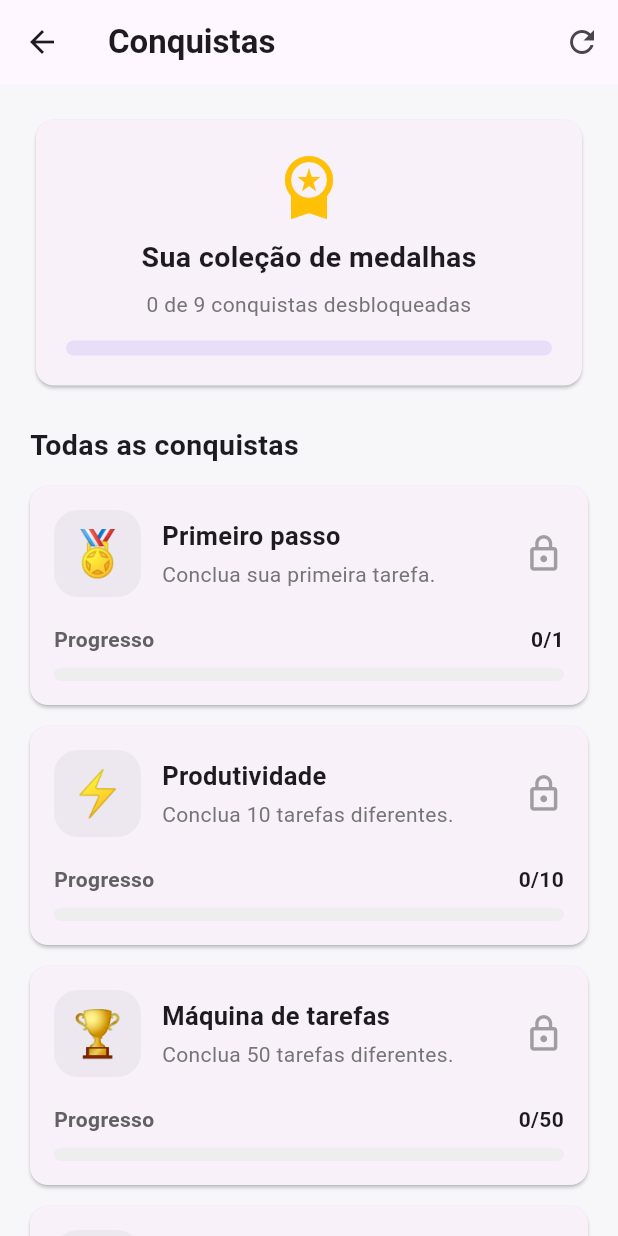
After one commit to txlio/Imeta, a Flutter app: the ConquistasPage screen opened directly, after a tap on the "refresh" icon, on a phone screen of 412 x 824 dp. The commit adds this screen. Run offline on Flutter 3.47's test engine with Material 3 defaults, Android fonts, the phone set to English and light mode, and no system bars; our stand-ins replace flutter_local_notifications, flutter_timezone, shared_preferences, timezone; accounts and stored records are empty.

Commit message:
Implementa conquistas de metas, habitos e XP

```diff
--- /dev/null
+++ b/lib/screens/conquistas_page.dart
@@ -0,0 +1,279 @@
+
+import 'package:flutter/material.dart';
+
+import '../models/conquista.dart';
+import '../services/conquista_service.dart';
+import '../services/storage_service.dart';
+import '../services/xp_service.dart';
+
+class ConquistasPage extends StatefulWidget {
+  const ConquistasPage({super.key});
+
+  @override
+  State<ConquistasPage> createState() => _ConquistasPageState();
+}
+
+class _ConquistasPageState extends State<ConquistasPage> {
+  final ConquistaService _conquistaService = ConquistaService();
+  final StorageService _storage = StorageService();
+  final XpService _xpService = XpService();
+
+  List<Conquista> _conquistas = [];
+  bool _carregando = true;
+
+  @override
+  void initState() {
+    super.initState();
+    _carregarConquistas();
+  }
+
+  Future<void> _carregarConquistas() async {
+    try {
+      final tarefas = await _storage.carregarTarefas();
+      final metas = await _storage.carregarMetas();
+      final habitos = await _storage.carregarHabitos();
+      final xp = await _xpService.carregarXp();
+
+      final tarefasConcluidas =
+          tarefas.where((tarefa) => tarefa.concluida).length;
+
+      final metasConcluidas =
+          metas.where((meta) => meta.concluida).length;
+
+      int maiorSequencia = 0;
+
+      for (final habito in habitos) {
+        if (habito.sequencia > maiorSequencia) {
+          maiorSequencia = habito.sequencia;
+        }
+      }
+
+      final nivel = _xpService.calcularNivel(xp);
+
+      final conquistas =
+          await _conquistaService.carregarConquistas(
+        tarefasConcluidas: tarefasConcluidas,
+        diasSequencia: maiorSequencia,
+        metasConcluidas: metasConcluidas,
+        xp: xp,
+        nivel: nivel,
+      );
+
+      if (!mounted) return;
+
+      setState(() {
+        _conquistas = conquistas;
+        _carregando = false;
+      });
+    } catch (e) {
+      if (!mounted) return;
+
+      setState(() {
+        _carregando = false;
+      });
+
+      ScaffoldMessenger.of(context).showSnackBar(
+        SnackBar(
+          content: Text('Erro ao carregar conquistas: $e'),
+        ),
+      );
+    }
+  }
+
+  Widget _construirCard(Conquista conquista) {
+    final desbloqueada = conquista.desbloqueada;
+
+    return Card(
+      margin: const EdgeInsets.only(bottom: 14),
+      elevation: 1,
+      child: Padding(
+        padding: const EdgeInsets.all(16),
+        child: Column(
+          crossAxisAlignment: CrossAxisAlignment.start,
+          children: [
+            Row(
+              children: [
+                Container(
+                  width: 58,
+                  height: 58,
+                  alignment: Alignment.center,
+                  decoration: BoxDecoration(
+                    color: desbloqueada
+                        ? Colors.amber.withValues(alpha: 0.15)
+                        : Colors.grey.withValues(alpha: 0.12),
+                    borderRadius: BorderRadius.circular(16),
+                  ),
+                  child: Text(
+                    conquista.emoji,
+                    style: TextStyle(
+                      fontSize: 30,
+                      color: desbloqueada ? null : Colors.grey,
+                    ),
+                  ),
+                ),
+
+                const SizedBox(width: 14),
+
+                Expanded(
+                  child: Column(
+                    crossAxisAlignment: CrossAxisAlignment.start,
+                    children: [
+                      Text(
+                        conquista.titulo,
+                        style: const TextStyle(
+                          fontSize: 17,
+                          fontWeight: FontWeight.bold,
+                        ),
+                      ),
+                      const SizedBox(height: 4),
+                      Text(
+                        conquista.descricao,
+                        style: TextStyle(
+                          color: Colors.grey.shade600,
+                        ),
+                      ),
+                    ],
+                  ),
+                ),
+
+                Icon(
+                  desbloqueada
+                      ? Icons.verified
+                      : Icons.lock_outline,
+                  color: desbloqueada
+                      ? Colors.amber.shade800
+                      : Colors.grey,
+                  size: 27,
+                ),
+              ],
+            ),
+
+            const SizedBox(height: 18),
+
+            Row(
+              mainAxisAlignment: MainAxisAlignment.spaceBetween,
+              children: [
+                Text(
+                  desbloqueada ? 'Desbloqueada' : 'Progresso',
+                  style: TextStyle(
+                    fontWeight: FontWeight.bold,
+                    color: desbloqueada
+                        ? Colors.green
+                        : Colors.grey.shade700,
+                  ),
+                ),
+                Text(
+                  '${conquista.progresso}/${conquista.objetivo}',
+                  style: const TextStyle(
+                    fontWeight: FontWeight.bold,
+                  ),
+                ),
+              ],
+            ),
+
+            const SizedBox(height: 9),
+
+            ClipRRect(
+              borderRadius: BorderRadius.circular(10),
+              child: LinearProgressIndicator(
+                value: conquista.percentual,
+                minHeight: 9,
+                backgroundColor: Colors.grey.shade200,
+                valueColor: AlwaysStoppedAnimation<Color>(
+                  desbloqueada ? Colors.green : Colors.deepPurple,
+                ),
+              ),
+            ),
+          ],
+        ),
+      ),
+    );
+  }
+
+  @override
+  Widget build(BuildContext context) {
+    final desbloqueadas =
+        _conquistas.where((c) => c.desbloqueada).length;
+
+    return Scaffold(
+      appBar: AppBar(
+        title: const Text(
+          'Conquistas',
+          style: TextStyle(fontWeight: FontWeight.bold),
+        ),
+        actions: [
+          IconButton(
+            onPressed: _carregarConquistas,
+            icon: const Icon(Icons.refresh),
+            tooltip: 'Atualizar conquistas',
+          ),
+        ],
+      ),
+
+      body: _carregando
+          ? const Center(
+              child: CircularProgressIndicator(),
+            )
+          : RefreshIndicator(
+              onRefresh: _carregarConquistas,
+              child: ListView(
+                padding: const EdgeInsets.all(20),
+                children: [
+                  Card(
+                    child: Padding(
+                      padding: const EdgeInsets.all(20),
+                      child: Column(
+                        children: [
+                          const Icon(
+                            Icons.workspace_premium,
+                            size: 48,
+                            color: Colors.amber,
+                          ),
+                          const SizedBox(height: 10),
+                          const Text(
+                            'Sua coleção de medalhas',
+                            style: TextStyle(
+                              fontSize: 19,
+                              fontWeight: FontWeight.bold,
+                            ),
+                          ),
+                          const SizedBox(height: 8),
+                          Text(
+                            '$desbloqueadas de ${_conquistas.length} conquistas desbloqueadas',
+                            textAlign: TextAlign.center,
+                            style: TextStyle(
+                              color: Colors.grey.shade600,
+                            ),
+                          ),
+                          const SizedBox(height: 14),
+                          LinearProgressIndicator(
+                            value: _conquistas.isEmpty
+                                ? 0
+                                : desbloqueadas / _conquistas.length,
+                            minHeight: 10,
+                            borderRadius: BorderRadius.circular(10),
+                          ),
+                        ],
+                      ),
+                    ),
+                  ),
+
+                  const SizedBox(height: 22),
+
+                  const Text(
+                    'Todas as conquistas',
+                    style: TextStyle(
+                      fontSize: 19,
+                      fontWeight: FontWeight.bold,
+                    ),
+                  ),
+
+                  const SizedBox(height: 14),
+
+                  ..._conquistas.map(_construirCard),
+                ],
+              ),
+            ),
+    );
+  }
+}
--- a/lib/screens/tarefas_page.dart
+++ b/lib/screens/tarefas_page.dart
@@ -4,6 +4,7 @@ import 'package:flutter/material.dart';
 import '../models/tarefa.dart';
 import '../services/storage_service.dart';
 import '../services/xp_service.dart';
+import '../services/conquista_service.dart';
 
 class TarefasPage extends StatefulWidget {
   const TarefasPage({super.key});
@@ -15,6 +16,7 @@ class TarefasPage extends StatefulWidget {
 class _TarefasPageState extends State<TarefasPage> {
   final StorageService _storage = StorageService();
   final XpService _xpService = XpService();
+  final ConquistaService _conquistaService = ConquistaService();
 
   List<Tarefa> _tarefas = [];
 
@@ -64,6 +66,13 @@ class _TarefasPageState extends State<TarefasPage> {
 
   Future<void> _carregarTarefas() async {
     final tarefasSalvas = await _storage.carregarTarefas();
+
+    await _conquistaService.inicializarHistoricoTarefas(
+      tarefasSalvas
+          .where((tarefa) => tarefa.concluida)
+          .map((tarefa) => tarefa.id)
+          .toList(),
+    );
 
     if (!mounted) return;
 
@@ -314,6 +323,10 @@ class _TarefasPageState extends State<TarefasPage> {
       await _xpService.adicionarXp(
         XpService.xpTarefa,
       );
+
+      // Conta esta tarefa apenas uma vez no histórico de conquistas.
+      // Reabrir e concluir novamente não duplica a contagem.
+      await _conquistaService.registrarTarefaConcluida(tarefa.id);
 
       if (mounted) {
         ScaffoldMessenger.of(context).showSnackBar(
--- a/lib/services/conquista_service.dart
+++ b/lib/services/conquista_service.dart
@@ -4,29 +4,95 @@ import '../models/conquista.dart';
 
 class ConquistaService {
   static const String _chaveConquistas = 'conquistas_desbloqueadas';
+  static const String _chaveTotalTarefas = 'conquistas_total_tarefas';
+  static const String _chaveIdsTarefas = 'conquistas_ids_tarefas_contabilizadas';
+  static const String _chaveIdsHabitos = 'conquistas_ids_habitos_contabilizados';
+  static const String _chaveMelhorSequenciaHabitos =
+      'conquistas_melhor_sequencia_habitos';
 
   Future<Set<String>> carregarDesbloqueadas() async {
     final prefs = await SharedPreferences.getInstance();
-
     return (prefs.getStringList(_chaveConquistas) ?? []).toSet();
   }
 
   Future<void> salvarDesbloqueada(String id) async {
     final prefs = await SharedPreferences.getInstance();
-
     final desbloqueadas = prefs.getStringList(_chaveConquistas) ?? [];
-
     if (!desbloqueadas.contains(id)) {
       desbloqueadas.add(id);
-
       await prefs.setStringList(_chaveConquistas, desbloqueadas);
     }
   }
 
   Future<bool> estaDesbloqueada(String id) async {
     final desbloqueadas = await carregarDesbloqueadas();
+    return desbloqueadas.contains(id);
+  }
 
-    return desbloqueadas.contains(id);
+  /// Migração única das tarefas que já estavam concluídas.
+  Future<void> inicializarHistoricoTarefas(
+    List<int> tarefasConcluidasIds,
+  ) async {
+    final prefs = await SharedPreferences.getInstance();
+    if (prefs.containsKey(_chaveTotalTarefas)) return;
+
+    final ids = tarefasConcluidasIds.map((id) => id.toString()).toSet();
+    await prefs.setStringList(_chaveIdsTarefas, ids.toList());
+    await prefs.setInt(_chaveTotalTarefas, ids.length);
+
+    if (ids.isNotEmpty) await salvarDesbloqueada('primeiro_passo');
+    if (ids.length >= 10) await salvarDesbloqueada('dez_tarefas');
+    if (ids.length >= 50) await salvarDesbloqueada('cinquenta_tarefas');
+  }
+
+  /// Conta cada tarefa apenas uma vez pelo seu ID.
+  Future<int> registrarTarefaConcluida(int tarefaId) async {
+    final prefs = await SharedPreferences.getInstance();
+    final ids = prefs.getStringList(_chaveIdsTarefas) ?? <String>[];
+    final id = tarefaId.toString();
+
+    if (ids.contains(id)) return prefs.getInt(_chaveTotalTarefas) ?? 0;
+
+    ids.add(id);
+    await prefs.setStringList(_chaveIdsTarefas, ids);
+    final total = (prefs.getInt(_chaveTotalTarefas) ?? 0) + 1;
+    await prefs.setInt(_chaveTotalTarefas, total);
+
+    if (total >= 1) await salvarDesbloqueada('primeiro_passo');
+    if (total >= 10) await salvarDesbloqueada('dez_tarefas');
+    if (total >= 50) await salvarDesbloqueada('cinquenta_tarefas');
+    return total;
+  }
+
+  /// Registra o primeiro hábito concluído e a melhor sequência já atingida.
+  /// A conquista permanece salva mesmo se o hábito for desmarcado ou excluído.
+  Future<void> registrarHabitoConcluido(
+    int habitoId,
+    int diasSequencia,
+  ) async {
+    final prefs = await SharedPreferences.getInstance();
+    final ids = prefs.getStringList(_chaveIdsHabitos) ?? <String>[];
+    final id = habitoId.toString();
+
+    if (!ids.contains(id)) {
+      ids.add(id);
+      await prefs.setStringList(_chaveIdsHabitos, ids);
+    }
+
+    if (ids.isNotEmpty) {
+      await salvarDesbloqueada('primeiro_habito');
+    }
+
+    final melhorSequencia =
+        prefs.getInt(_chaveMelhorSequenciaHabitos) ?? 0;
+    if (diasSequencia > melhorSequencia) {
+      await prefs.setInt(_chaveMelhorSequenciaHabitos, diasSequencia);
+    }
+
+    if (diasSequencia >= 7 ||
+        (prefs.getInt(_chaveMelhorSequenciaHabitos) ?? 0) >= 7) {
+      await salvarDesbloqueada('fogo_aceso');
+    }
   }
 
   Future<List<Conquista>> carregarConquistas({
@@ -36,64 +102,68 @@ class ConquistaService {
     required int xp,
     required int nivel,
   }) async {
+    final prefs = await SharedPreferences.getInstance();
     final desbloqueadas = await carregarDesbloqueadas();
+    final totalTarefas =
+        prefs.getInt(_chaveTotalTarefas) ?? tarefasConcluidas;
+    final melhorSequencia = prefs.getInt(_chaveMelhorSequenciaHabitos) ?? 0;
+    final progressoSequencia =
+        diasSequencia > melhorSequencia ? diasSequencia : melhorSequencia;
 
     final definicoes = <Conquista>[
       Conquista(
-        id: 'primeiro_passo',
-        titulo: 'Primeiro passo',
-        descricao: 'Conclua sua primeira tarefa.',
-        emoji: '🏅',
-        objetivo: 1,
-        progresso: tarefasConcluidas,
-        desbloqueada:
-            tarefasConcluidas >= 1 || desbloqueadas.contains('primeiro_passo'),
+        id: 'primeiro_passo', titulo: 'Primeiro passo',
+        descricao: 'Conclua sua primeira tarefa.', emoji: '🏅',
+        objetivo: 1, progresso: totalTarefas,
+        desbloqueada: totalTarefas >= 1 || desbloqueadas.contains('primeiro_passo'),
       ),
       Conquista(
-        id: 'fogo_aceso',
-        titulo: 'Fogo aceso',
-        descricao: 'Mantenha uma sequência de 7 dias em um hábito.',
-        emoji: '🔥',
-        objetivo: 7,
-        progresso: diasSequencia,
-        desbloqueada:
-            diasSequencia >= 7 || desbloqueadas.contains('fogo_aceso'),
+        id: 'dez_tarefas', titulo: 'Produtividade',
+        descricao: 'Conclua 10 tarefas diferentes.', emoji: '⚡',
+        objetivo: 10, progresso: totalTarefas,
+        desbloqueada: totalTarefas >= 10 || desbloqueadas.contains('dez_tarefas'),
       ),
       Conquista(
-        id: 'meta_alcancada',
-        titulo: 'Meta alcançada',
-        descricao: 'Conclua sua primeira meta.',
-        emoji: '🎯',
-        objetivo: 1,
-        progresso: metasConcluidas,
-        desbloqueada:
-            metasConcluidas >= 1 || desbloqueadas.contains('meta_alcancada'),
+        id: 'cinquenta_tarefas', titulo: 'Máquina de tarefas',
+        descricao: 'Conclua 50 tarefas diferentes.', emoji: '🏆',
+        objetivo: 50, progresso: totalTarefas,
+        desbloqueada: totalTarefas >= 50 || desbloqueadas.contains('cinquenta_tarefas'),
       ),
       Conquista(
-        id: 'centenario',
-        titulo: 'Centenário',
-        descricao: 'Acumule 100 XP.',
-        emoji: '⚡',
-        objetivo: 100,
-        progresso: xp,
+        id: 'primeiro_habito', titulo: 'Novo compromisso',
+        descricao: 'Conclua seu primeiro hábito.', emoji: '🌱',
+        objetivo: 1,
+        progresso: desbloqueadas.contains('primeiro_habito') ? 1 : 0,
+        desbloqueada: desbloqueadas.contains('primeiro_habito'),
+      ),
+      Conquista(
+        id: 'fogo_aceso', titulo: 'Fogo aceso',
+        descricao: 'Mantenha uma sequência de 7 dias em um hábito.', emoji: '🔥',
+        objetivo: 7, progresso: progressoSequencia,
+        desbloqueada: progressoSequencia >= 7 || desbloqueadas.contains('fogo_aceso'),
+      ),
+      Conquista(
+        id: 'meta_alcancada', titulo: 'Meta alcançada',
+        descricao: 'Conclua sua primeira meta.', emoji: '🎯',
+        objetivo: 1, progresso: metasConcluidas,
+        desbloqueada: metasConcluidas >= 1 || desbloqueadas.contains('meta_alcancada'),
+      ),
+      Conquista(
+        id: 'centenario', titulo: 'Centenário',
+        descricao: 'Acumule 100 XP.', emoji: '⚡',
+        objetivo: 100, progresso: xp,
         desbloqueada: xp >= 100 || desbloqueadas.contains('centenario'),
       ),
       Conquista(
-        id: 'evoluindo',
-        titulo: 'Evoluindo',
-        descricao: 'Acumule 500 XP.',
-        emoji: '🚀',
-        objetivo: 500,
-        progresso: xp,
+        id: 'evoluindo', titulo: 'Evoluindo',
+        descricao: 'Acumule 500 XP.', emoji: '🚀',
+        objetivo: 500, progresso: xp,
         desbloqueada: xp >= 500 || desbloqueadas.contains('evoluindo'),
       ),
       Conquista(
-        id: 'mestre',
-        titulo: 'Mestre',
-        descricao: 'Alcance o nível 10.',
-        emoji: '👑',
-        objetivo: 10,
-        progresso: nivel,
+        id: 'mestre', titulo: 'Mestre',
+        descricao: 'Alcance o nível 10.', emoji: '👑',
+        objetivo: 10, progresso: nivel,
         desbloqueada: nivel >= 10 || desbloqueadas.contains('mestre'),
       ),
     ];
@@ -103,7 +173,6 @@ class ConquistaService {
         await salvarDesbloqueada(conquista.id);
       }
     }
-
     return definicoes;
   }
 }
```
Also changed, not shown: lib/main.dart (+7 -0 lines), lib/screens/habitos_page.dart (+21 -0 lines), lib/screens/metas_page.dart (+10 -0 lines), lib/services/xp_service.dart (+27 -10 lines).
